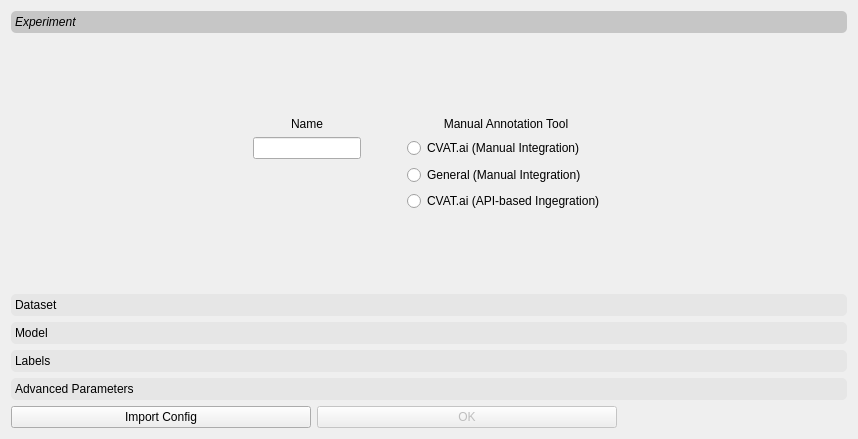
hamedhaghighi/ML-assisted-annotation, file ui_files/config-2.ui: the form before one commit.
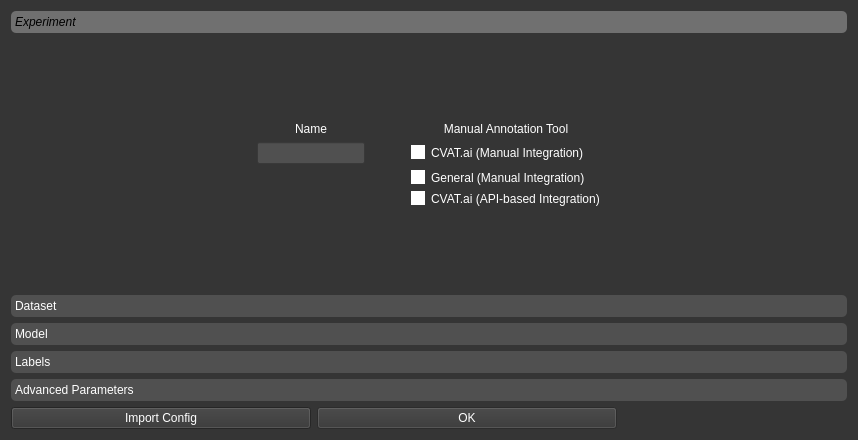
The form after the commit. Icons and pictures are not drawn.

The edit to the form file:
```diff
--- a/ui_files/config-2.ui
+++ b/ui_files/config-2.ui
@@ -7,9 +7,181 @@
     <x>0</x>
     <y>0</y>
     <width>858</width>
-    <height>439</height>
+    <height>440</height>
    </rect>
   </property>
+  <property name="palette">
+   <palette>
+    <active>
+     <colorrole role="WindowText">
+      <brush brushstyle="SolidPattern">
+       <color alpha="255">
+        <red>255</red>
+        <green>255</green>
+        <blue>255</blue>
+       </color>
+      </brush>
+     </colorrole>
+     <colorrole role="Button">
+      <brush brushstyle="SolidPattern">
+       <color alpha="255">
+        <red>53</red>
+        <green>53</green>
+        <blue>53</blue>
+       </color>
+      </brush>
+     </colorrole>
+     <colorrole role="Text">
+      <brush brushstyle="SolidPattern">
+       <color alpha="255">
+        <red>255</red>
+        <green>255</green>
+        <blue>255</blue>
+       </color>
+      </brush>
+     </colorrole>
+     <colorrole role="ButtonText">
+      <brush brushstyle="SolidPattern">
+       <color alpha="255">
+        <red>255</red>
+        <green>255</green>
+        <blue>255</blue>
+       </color>
+      </brush>
+     </colorrole>
+     <colorrole role="Base">
+      <brush brushstyle="SolidPattern">
+       <color alpha="255">
+        <red>53</red>
+        <green>53</green>
+        <blue>53</blue>
+       </color>
+      </brush>
+     </colorrole>
+     <colorrole role="Window">
+      <brush brushstyle="SolidPattern">
+       <color alpha="255">
+        <red>53</red>
+        <green>53</green>
+        <blue>53</blue>
+       </color>
+      </brush>
+     </colorrole>
+    </active>
+    <inactive>
+     <colorrole role="WindowText">
+      <brush brushstyle="SolidPattern">
+       <color alpha="255">
+        <red>255</red>
+        <green>255</green>
+        <blue>255</blue>
+       </color>
+      </brush>
+     </colorrole>
+     <colorrole role="Button">
+      <brush brushstyle="SolidPattern">
+       <color alpha="255">
+        <red>53</red>
+        <green>53</green>
+        <blue>53</blue>
+       </color>
+      </brush>
+     </colorrole>
+     <colorrole role="Text">
+      <brush brushstyle="SolidPattern">
+       <color alpha="255">
+        <red>255</red>
+        <green>255</green>
+        <blue>255</blue>
+       </color>
+      </brush>
+     </colorrole>
+     <colorrole role="ButtonText">
+      <brush brushstyle="SolidPattern">
+       <color alpha="255">
+        <red>255</red>
+        <green>255</green>
+        <blue>255</blue>
+       </color>
+      </brush>
+     </colorrole>
+     <colorrole role="Base">
+      <brush brushstyle="SolidPattern">
+       <color alpha="255">
+        <red>53</red>
+        <green>53</green>
+        <blue>53</blue>
+       </color>
+      </brush>
+     </colorrole>
+     <colorrole role="Window">
+      <brush brushstyle="SolidPattern">
+       <color alpha="255">
+        <red>53</red>
+        <green>53</green>
+        <blue>53</blue>
+       </color>
+      </brush>
+     </colorrole>
+    </inactive>
+    <disabled>
+     <colorrole role="WindowText">
+      <brush brushstyle="SolidPattern">
+       <color alpha="255">
+        <red>255</red>
+        <green>255</green>
+        <blue>255</blue>
+       </color>
+      </brush>
+     </colorrole>
+     <colorrole role="Button">
+      <brush brushstyle="SolidPattern">
+       <color alpha="255">
+        <red>53</red>
+        <green>53</green>
+        <blue>53</blue>
+       </color>
+      </brush>
+     </colorrole>
+     <colorrole role="Text">
+      <brush brushstyle="SolidPattern">
+       <color alpha="255">
+        <red>255</red>
+        <green>255</green>
+        <blue>255</blue>
+       </color>
+      </brush>
+     </colorrole>
+     <colorrole role="ButtonText">
+      <brush brushstyle="SolidPattern">
+       <color alpha="255">
+        <red>255</red>
+        <green>255</green>
+        <blue>255</blue>
+       </color>
+      </brush>
+     </colorrole>
+     <colorrole role="Base">
+      <brush brushstyle="SolidPattern">
+       <color alpha="255">
+        <red>53</red>
+        <green>53</green>
+        <blue>53</blue>
+       </color>
+      </brush>
+     </colorrole>
+     <colorrole role="Window">
+      <brush brushstyle="SolidPattern">
+       <color alpha="255">
+        <red>53</red>
+        <green>53</green>
+        <blue>53</blue>
+       </color>
+      </brush>
+     </colorrole>
+    </disabled>
+   </palette>
+  </property>
   <property name="windowTitle">
    <string>Configuration</string>
   </property>
@@ -17,21 +189,219 @@
    <iconset>
     <normaloff>../assets/config-icon.png</normaloff>../assets/config-icon.png</iconset>
   </property>
+  <property name="styleSheet">
+   <string notr="true">background-color: #353535;
+color:white;</string>
+  </property>
   <layout class="QFormLayout" name="formLayout">
    <item row="1" column="0" colspan="2">
     <widget class="QToolBox" name="toolBox">
+     <property name="palette">
+      <palette>
+       <active>
+        <colorrole role="WindowText">
+         <brush brushstyle="SolidPattern">
+          <color alpha="255">
+           <red>255</red>
+           <green>255</green>
+           <blue>255</blue>
+          </color>
+         </brush>
+        </colorrole>
+        <colorrole role="Button">
+         <brush brushstyle="SolidPattern">
+          <color alpha="255">
+           <red>53</red>
+           <green>53</green>
+           <blue>53</blue>
+          </color>
+         </brush>
+        </colorrole>
+        <colorrole role="Text">
+         <brush brushstyle="SolidPattern">
+          <color alpha="255">
+           <red>255</red>
+           <green>255</green>
+           <blue>255</blue>
+          </color>
+         </brush>
+        </colorrole>
+        <colorrole role="ButtonText">
+         <brush brushstyle="SolidPattern">
+          <color alpha="255">
+           <red>255</red>
+           <green>255</green>
+           <blue>255</blue>
+          </color>
+         </brush>
+        </colorrole>
+        <colorrole role="Base">
+         <brush brushstyle="SolidPattern">
+          <color alpha="255">
+           <red>53</red>
+           <green>53</green>
+           <blue>53</blue>
+          </color>
+         </brush>
+        </colorrole>
+        <colorrole role="Window">
+         <brush brushstyle="SolidPattern">
+          <color alpha="255">
+           <red>53</red>
+           <green>53</green>
+           <blue>53</blue>
+          </color>
+         </brush>
+        </colorrole>
+       </active>
+       <inactive>
+        <colorrole role="WindowText">
+         <brush brushstyle="SolidPattern">
+          <color alpha="255">
+           <red>255</red>
+           <green>255</green>
+           <blue>255</blue>
+          </color>
+         </brush>
+        </colorrole>
+        <colorrole role="Button">
+         <brush brushstyle="SolidPattern">
+          <color alpha="255">
+           <red>53</red>
+           <green>53</green>
+           <blue>53</blue>
+          </color>
+         </brush>
+        </colorrole>
+        <colorrole role="Text">
+         <brush brushstyle="SolidPattern">
+          <color alpha="255">
+           <red>255</red>
+           <green>255</green>
+           <blue>255</blue>
+          </color>
+         </brush>
+        </colorrole>
+        <colorrole role="ButtonText">
+         <brush brushstyle="SolidPattern">
+          <color alpha="255">
+           <red>255</red>
+           <green>255</green>
+           <blue>255</blue>
+          </color>
+         </brush>
+        </colorrole>
+        <colorrole role="Base">
+         <brush brushstyle="SolidPattern">
+          <color alpha="255">
+           <red>53</red>
+           <green>53</green>
+           <blue>53</blue>
+          </color>
+         </brush>
+        </colorrole>
+        <colorrole role="Window">
+         <brush brushstyle="SolidPattern">
+          <color alpha="255">
+           <red>53</red>
+           <green>53</green>
+           <blue>53</blue>
+          </color>
+         </brush>
+        </colorrole>
+       </inactive>
+       <disabled>
+        <colorrole role="WindowText">
+         <brush brushstyle="SolidPattern">
+          <color alpha="255">
+           <red>255</red>
+           <green>255</green>
+           <blue>255</blue>
+          </color>
+         </brush>
+        </colorrole>
+        <colorrole role="Button">
+         <brush brushstyle="SolidPattern">
+          <color alpha="255">
+           <red>53</red>
+           <green>53</green>
+           <blue>53</blue>
+          </color>
+         </brush>
+        </colorrole>
+        <colorrole role="Text">
+         <brush brushstyle="SolidPattern">
+          <color alpha="255">
+           <red>255</red>
+           <green>255</green>
+           <blue>255</blue>
+          </color>
+         </brush>
+        </colorrole>
+        <colorrole role="ButtonText">
+         <brush brushstyle="SolidPattern">
+          <color alpha="255">
+           <red>255</red>
+           <green>255</green>
+           <blue>255</blue>
+          </color>
+         </brush>
+        </colorrole>
+        <colorrole role="Base">
+         <brush brushstyle="SolidPattern">
+          <color alpha="255">
+           <red>53</red>
+           <green>53</green>
+           <blue>53</blue>
+          </color>
+         </brush>
+        </colorrole>
+        <colorrole role="Window">
+         <brush brushstyle="SolidPattern">
+          <color alpha="255">
+           <red>53</red>
+           <green>53</green>
+           <blue>53</blue>
+          </color>
+         </brush>
+        </colorrole>
+       </disabled>
+      </palette>
+     </property>
      <property name="styleSheet">
       <string notr="true">QToolBox::tab {
-    background: #E6E6E6;
+    background: #505050;
     border-radius: 5px;
-    color: black;
+    color: white;
 }
 QToolBox::tab:selected { /* italicize selected tabs */
     font: italic;
     color: black;
 	border-radius: 5px;
-	background: #c6c6c6;
-}</string>
+	background: #707070;
+}
+
+
+
+QLabel, QPushButton {
+    color: #ffffff;
+}
+
+QLineEdit, QTextEdit{
+    background-color: #505050;
+    color: #ffffff;
+}
+
+QRadioButton::indicator, QCheckBox::indicator
+{
+background-color: white;
+
+}
+QRadioButton::indicator:checked, QCheckBox::indicator::checked {
+    background-color:   #3497d5;
+}
+
+</string>
      </property>
      <property name="frameShape">
       <enum>QFrame::NoFrame</enum>
@@ -45,7 +415,7 @@
         <x>0</x>
         <y>0</y>
         <width>840</width>
-        <height>208</height>
+        <height>198</height>
        </rect>
       </property>
       <attribute name="label">
@@ -180,7 +550,7 @@
           </sizepolicy>
          </property>
          <property name="text">
-          <string>CVAT.ai (API-based Ingegration)</string>
+          <string>CVAT.ai (API-based Integration)</string>
          </property>
         </widget>
        </item>
```
